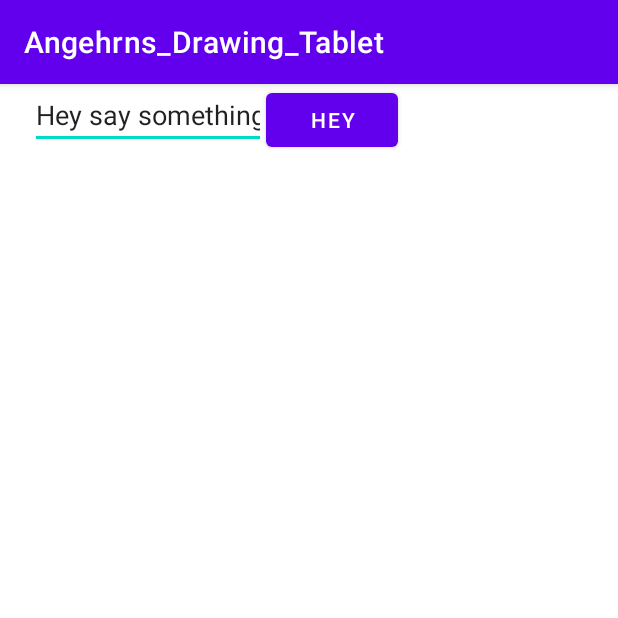
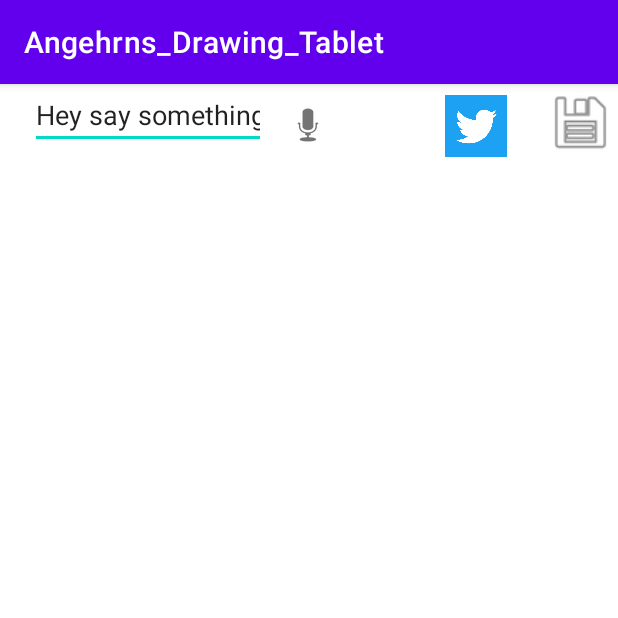
Before and after one commit to thedude685/Angehrns-Drawing-Tablet, an Android app: the screen it shows after launch (MainActivity), on a phone screen of 412 x 824 dp, the top half of it. Run offline under Robolectric (Android 15) with nearby library versions, the phone set to English and light mode, and no system bars.

Commit message:
Save Image
Save Image implemented

```diff
--- a/app/src/main/java/ch/zli/angehrns_drawing_tablet/MainActivity.java
+++ b/app/src/main/java/ch/zli/angehrns_drawing_tablet/MainActivity.java
@@ -2,10 +2,8 @@ package ch.zli.angehrns_drawing_tablet;
 
 import androidx.appcompat.app.AppCompatActivity;
 
-import android.content.Context;
-import android.content.ContextWrapper;
+import android.annotation.SuppressLint;
 import android.graphics.Bitmap;
-import android.graphics.Canvas;
 import android.graphics.Color;
 import android.os.Bundle;
 
@@ -16,29 +14,17 @@ import androidx.core.content.ContextCompat;
 import android.Manifest;
 import android.content.Intent;
 import android.content.pm.PackageManager;
-import android.os.Build;
-import android.os.Bundle;
-import android.os.Environment;
 import android.speech.RecognitionListener;
 import android.speech.RecognizerIntent;
 import android.speech.SpeechRecognizer;
 import android.util.Log;
-import android.view.MotionEvent;
-import android.view.View;
-import android.widget.Button;
-import android.widget.EditText;
 import android.widget.ImageView;
 import android.widget.TextView;
 import android.widget.Toast;
-
-import java.io.ByteArrayOutputStream;
 import java.io.File;
-import java.io.FileNotFoundException;
 import java.io.FileOutputStream;
-import java.io.FileWriter;
 import java.io.IOException;
 import java.io.OutputStream;
-import java.io.Writer;
 import java.util.ArrayList;
 
 
@@ -47,7 +33,6 @@ public class MainActivity extends AppCompatActivity {
     public static final Integer RecordAudioRequestCode = 1;
     private SpeechRecognizer speechRecognizer;
     private TextView editText;
-    private Button micButton;
 
     @Override
     protected void onCreate(Bundle savedInstanceState) {
@@ -59,7 +44,11 @@ public class MainActivity extends AppCompatActivity {
         }
 
         editText = findViewById(R.id.TextView);
-        micButton = findViewById(R.id.button);
+        ImageView micButton = findViewById(R.id.micButton);
+        ImageView saveButton = findViewById(R.id.save);
+        ImageView twitterButton = findViewById(R.id.twitter);
+
+
 
         speechRecognizer = SpeechRecognizer.createSpeechRecognizer(this);
         final Intent speechRecognizerIntent = new Intent(RecognizerIntent.ACTION_RECOGNIZE_SPEECH);
@@ -72,6 +61,7 @@ public class MainActivity extends AppCompatActivity {
 
             }
 
+            @SuppressLint("SetTextI18n")
             @Override
             public void onBeginningOfSpeech() {
                 editText.setText("Listening...");
@@ -99,7 +89,6 @@ public class MainActivity extends AppCompatActivity {
 
             @Override
             public void onResults(Bundle bundle) {
-                micButton.setText("Results received");
                 ArrayList<String> data = bundle.getStringArrayList(SpeechRecognizer.RESULTS_RECOGNITION);
                 editText.setText(data.get(0));
                 changeColor(data.get(0));
@@ -116,10 +105,11 @@ public class MainActivity extends AppCompatActivity {
             }
         });
 
-        micButton.setOnClickListener(v -> {
-            micButton.setText("Listening");
-            speechRecognizer.startListening(speechRecognizerIntent);
-        });
+        micButton.setOnClickListener(v -> speechRecognizer.startListening(speechRecognizerIntent));
+
+        saveButton.setOnClickListener(v -> saveImage(findViewById(R.id.simpleDrawingView1)));
+
+        twitterButton.setOnClickListener(v -> tweet(getApplicationContext().getFilesDir() + "/image.png"));
 
     }
 
@@ -181,43 +171,8 @@ public class MainActivity extends AppCompatActivity {
             color = Color.LTGRAY;
             hasColor = true;
         } else if (voiceInput.contains("save") || voiceInput.contains("safe") || voiceInput.contains("spades") || voiceInput.contains("fake") || voiceInput.contains("saint")) {
-            Bitmap bitmap = view.viewToBitmap(view);
-            /*try  {
-                File file = new File(getApplicationContext().getFilesDir(), "test.png");
-                if (file.createNewFile()) {
-                   // File gpxfile = new File(getApplicationContext().getFilesDir(), "test.txt");
-                   // Writer writer = new FileWriter(gpxfile);
-
-                    /*writer.append("test");
-                    writer.flush();
-                    writer.close();
-                    ByteArrayOutputStream bos = new ByteArrayOutputStream();
-                    bitmap.compress(Bitmap.CompressFormat.PNG, 0, bos);
-                    byte[] bitmapdata = bos.toByteArray();
-
-                    FileOutputStream fos = new FileOutputStream(file);
-                    fos.write(bitmapdata);
-                    fos.flush();
-                    fos.close();
-                }
-            } catch (IOException e) {
-                e.printStackTrace();
-            }*/
-
-            OutputStream os = null;
-            try {
-                File file = new File(getApplicationContext().getFilesDir(), "/image.png");
-                os = new FileOutputStream(file);
-                bitmap.compress(Bitmap.CompressFormat.PNG, 100, os);
-                bitmap.recycle(); // this is very important. make sure you always recycle your bitmap when you're done with it.
-                String screenGrabFilePath = file.getPath();
-                TwitterPost.tweet();
-            } catch(IOException e) {
-                bitmap.recycle(); // this is very important. make sure you always recycle your bitmap when you're done with it.
-                Log.e("combineImages", "problem combining images", e);
-            }
+            saveImage(view);
         }
-
         if (hasColor && voiceInput.contains("background") || voiceInput.contains("back from") || voiceInput.contains("spectrum") || voiceInput.contains("back rub") || voiceInput.contains("next round") || voiceInput.contains("text round")) {
             view.getRootView().setBackgroundColor(color);
         } else {
@@ -228,4 +183,25 @@ public class MainActivity extends AppCompatActivity {
         }
     }
 
+    public void saveImage(SimpleDrawingView view){
+
+        Bitmap bitmap = view.viewToBitmap(view);
+
+        OutputStream os;
+        try {
+            File file = new File(getApplicationContext().getFilesDir(), "/image.png");
+            os = new FileOutputStream(file);
+            bitmap.compress(Bitmap.CompressFormat.PNG, 100, os);
+            bitmap.recycle();
+        } catch(IOException e) {
+            bitmap.recycle();
+            Log.e("combineImages", "problem combining images", e);
+        }
+    }
+
+    public void tweet(String filepath){
+
+        new Thread(() -> TwitterPost.tweet(filepath)).start();
+    }
+
 }
--- a/app/src/main/res/layout/activity_main.xml
+++ b/app/src/main/res/layout/activity_main.xml
@@ -21,18 +21,6 @@
         app:layout_constraintTop_toTopOf="parent"
         app:layout_constraintVertical_bias="0.0" />
 
-    <Button
-        android:id="@+id/button"
-        android:layout_width="wrap_content"
-        android:layout_height="wrap_content"
-        android:text="hey"
-        app:layout_constraintBottom_toBottomOf="parent"
-        app:layout_constraintEnd_toEndOf="parent"
-        app:layout_constraintHorizontal_bias="0.547"
-        app:layout_constraintStart_toStartOf="parent"
-        app:layout_constraintTop_toTopOf="parent"
-        app:layout_constraintVertical_bias="0.0" />
-
     <ch.zli.angehrns_drawing_tablet.SimpleDrawingView
         android:id="@+id/simpleDrawingView1"
         android:layout_width="wrap_content"
@@ -42,6 +30,43 @@
         android:layout_alignParentRight="true"
         android:layout_alignParentBottom="true"
         tools:ignore="MissingConstraints"
-        tools:layout_editor_absoluteX="0dp"
+        tools:layout_editor_absoluteX="1dp"
         tools:layout_editor_absoluteY="0dp" />
+
+    <ImageView
+        android:id="@+id/save"
+        android:layout_width="50dp"
+        android:layout_height="45dp"
+        app:layout_constraintBottom_toBottomOf="parent"
+        app:layout_constraintEnd_toEndOf="parent"
+        app:layout_constraintHorizontal_bias="1.0"
+        app:layout_constraintStart_toStartOf="parent"
+        app:layout_constraintTop_toTopOf="parent"
+        app:layout_constraintVertical_bias="0.004"
+        app:srcCompat="@android:drawable/ic_menu_save" />
+
+    <ImageView
+        android:id="@+id/micButton"
+        android:layout_width="wrap_content"
+        android:layout_height="wrap_content"
+        app:layout_constraintBottom_toBottomOf="parent"
+        app:layout_constraintEnd_toEndOf="parent"
+        app:layout_constraintHorizontal_bias="0.498"
+        app:layout_constraintStart_toStartOf="parent"
+        app:layout_constraintTop_toTopOf="parent"
+        app:layout_constraintVertical_bias="0.015"
+        app:srcCompat="@android:drawable/ic_btn_speak_now" />
+
+    <ImageView
+        android:id="@+id/twitter"
+        android:layout_width="51dp"
+        android:layout_height="41dp"
+        app:layout_constraintBottom_toBottomOf="parent"
+        app:layout_constraintEnd_toEndOf="parent"
+        app:layout_constraintHorizontal_bias="0.808"
+        app:layout_constraintStart_toStartOf="parent"
+        app:layout_constraintTop_toTopOf="parent"
+        app:layout_constraintVertical_bias="0.01"
+        app:srcCompat="@drawable/twitter" />
+
 </androidx.constraintlayout.widget.ConstraintLayout>
```
Also changed, not shown: app/src/main/java/ch/zli/angehrns_drawing_tablet/SimpleDrawingView.java (+19 -4 lines), app/src/main/java/ch/zli/angehrns_drawing_tablet/TwitterPost.java (+21 -9 lines), app/src/main/res/drawable/twitter.png (added).
